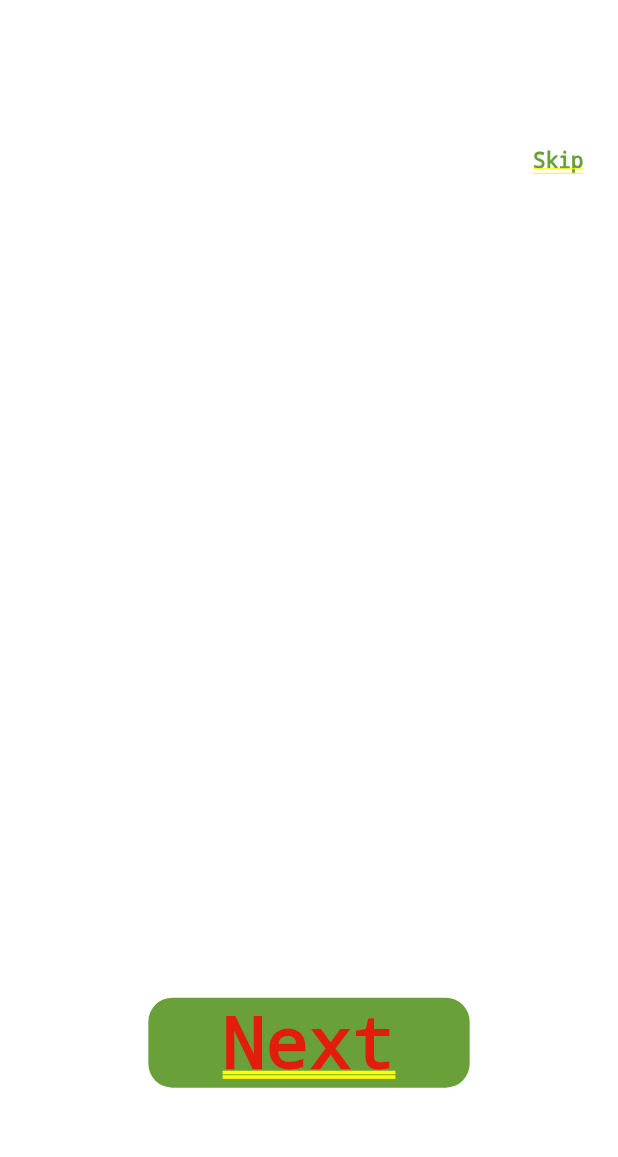
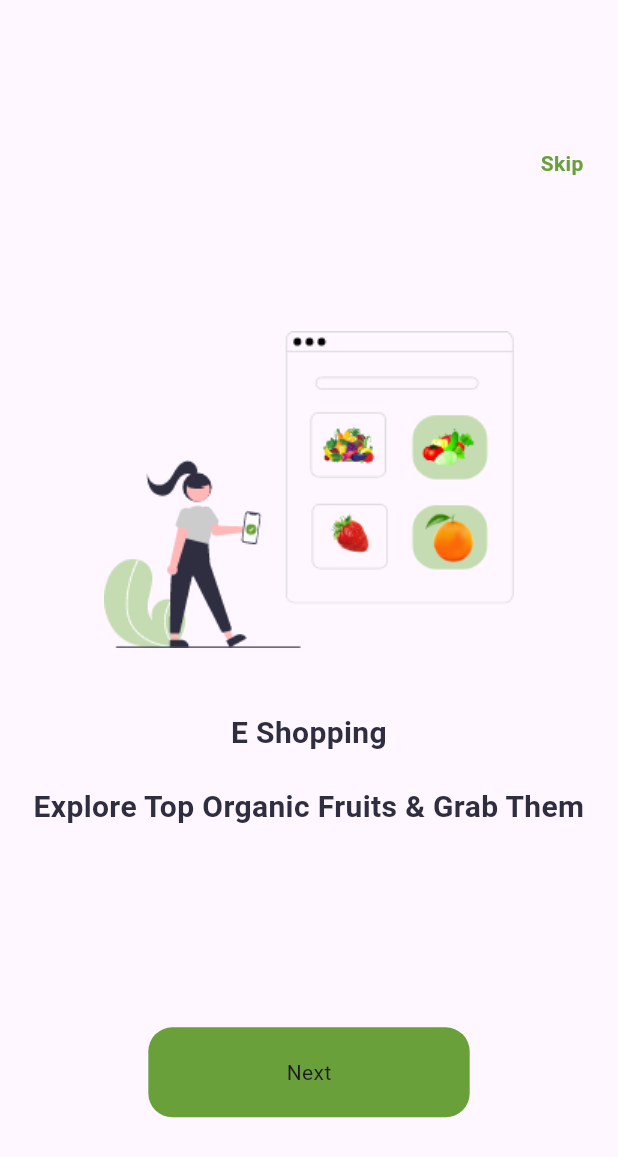
Before and after one commit to mohamedseedk908/Fruits_Market, a Flutter app: the screen it shows after launch, on a phone screen of 412 x 824 dp. Shown: the top 1157 px of the screen. Run offline on Flutter 3.47's test engine with Material 3 defaults, Android fonts, the phone set to English and light mode, and no system bars; our stand-ins replace get.

Commit message:
finish onBoarding screen

```diff
--- /dev/null
+++ b/lib/core/utils/app_assets.dart
@@ -0,0 +1,6 @@
+class AppAssets
+{
+  static const String onBoarding1 = "assets/images/onboarding1.png";
+  static const String onBoarding2 = "assets/images/onboarding2.png";
+  static const String onBoarding3 = "assets/images/onboarding3.png";
+}
--- a/lib/core/utils/app_colors.dart
+++ b/lib/core/utils/app_colors.dart
@@ -3,4 +3,6 @@ import 'package:flutter/material.dart';
 class AppColors
 {
   static const Color primaryColors = Color(0xFF69A03A);
+  static const Color supTitleColor = Color(0xff2f2e41);
+
 }
--- /dev/null
+++ b/lib/core/utils/custom_text_style.dart
@@ -0,0 +1,12 @@
+import 'package:flutter/cupertino.dart';
+import 'package:fruits_market/core/utils/app_colors.dart';
+
+class CustomTextStyle
+{
+  static const supTitleSize20 = TextStyle(
+    fontSize: 20,
+    fontWeight: FontWeight.w600,
+    color:AppColors.supTitleColor,
+
+  );
+}
--- /dev/null
+++ b/lib/features/on Boarding/presentation/widgets/custom_page_view.dart
@@ -0,0 +1,30 @@
+import 'package:flutter/material.dart';
+import 'package:fruits_market/core/utils/app_assets.dart';
+import 'package:fruits_market/features/on%20Boarding/presentation/widgets/page_view_item.dart';
+
+class CustomPageView extends StatelessWidget {
+  const CustomPageView({super.key});
+
+  @override
+  Widget build(BuildContext context) {
+    return PageView(
+      children: [
+        PageViewItem(
+          image: AppAssets.onBoarding1,
+          text: "E Shopping",
+          supTitle: "Explore Top Organic Fruits & Grab Them",
+        ),
+        PageViewItem(
+          image: AppAssets.onBoarding2,
+          text: "E Shopping",
+          supTitle: "Explore Top Organic Fruits & Grab Them",
+        ),
+        PageViewItem(
+          image: AppAssets.onBoarding3,
+          text: "E Shopping",
+          supTitle: "Explore Top Organic Fruits & Grab Them",
+        ),
+      ],
+    );
+  }
+}
--- a/lib/features/on Boarding/presentation/widgets/on_boarding_body.dart
+++ b/lib/features/on Boarding/presentation/widgets/on_boarding_body.dart
@@ -2,14 +2,17 @@ import 'package:flutter/material.dart';
 import 'package:fruits_market/core/utils/app_colors.dart';
 import 'package:fruits_market/core/utils/size_config.dart';
 import 'package:fruits_market/core/widgets/custom_button.dart';
+import 'custom_page_view.dart';
 
 class OnBoardingBody extends StatelessWidget {
   const OnBoardingBody({super.key});
 
   @override
   Widget build(BuildContext context) {
-    return Stack(
+    return Scaffold(
+      body: Stack(
         children: [
+          CustomPageView(),
           Positioned(
             top: SizeConfig.defaultSize! * 5,
             right: 23,
@@ -25,12 +28,13 @@ class OnBoardingBody extends StatelessWidget {
           Positioned(
             left: SizeConfig.defaultSize! * 5,
             right: SizeConfig.defaultSize! * 5,
-          bottom: SizeConfig.defaultSize! * 5,
+            bottom: SizeConfig.defaultSize! * 4,
             child: CustomButton(
               text: "Next",
             ),
           ),
         ],
+      ),
     );
   }
 }
--- /dev/null
+++ b/lib/features/on Boarding/presentation/widgets/page_view_item.dart
@@ -0,0 +1,28 @@
+import 'package:flutter/cupertino.dart';
+import 'package:fruits_market/core/utils/custom_text_style.dart';
+import 'package:fruits_market/core/utils/size_config.dart';
+
+class PageViewItem extends StatelessWidget {
+  const PageViewItem({
+    super.key,
+    required this.image,
+    required this.text,
+    required this.supTitle,
+  });
+  final String image;
+  final String text;
+  final String supTitle;
+  @override
+  Widget build(BuildContext context) {
+    return Column(
+      children: [
+        SizedBox(height: SizeConfig.defaultSize!*10,),
+        SizedBox(height: SizeConfig.defaultSize!*13,child: Image.asset(image)),
+        SizedBox(height: SizeConfig.defaultSize!*1,),
+        Text(text,style: CustomTextStyle.supTitleSize20,textAlign: TextAlign.center,),
+        SizedBox(height: SizeConfig.defaultSize!*1,),
+        Text(supTitle,style: CustomTextStyle.supTitleSize20,textAlign: TextAlign.center,),
+      ],
+    );
+  }
+}
```
Also changed, not shown: assets/images/onboarding1.png (added), assets/images/onboarding2.png (added), assets/images/onboarding3.png (added). Lines whose indentation alone changed are shown as unchanged.
